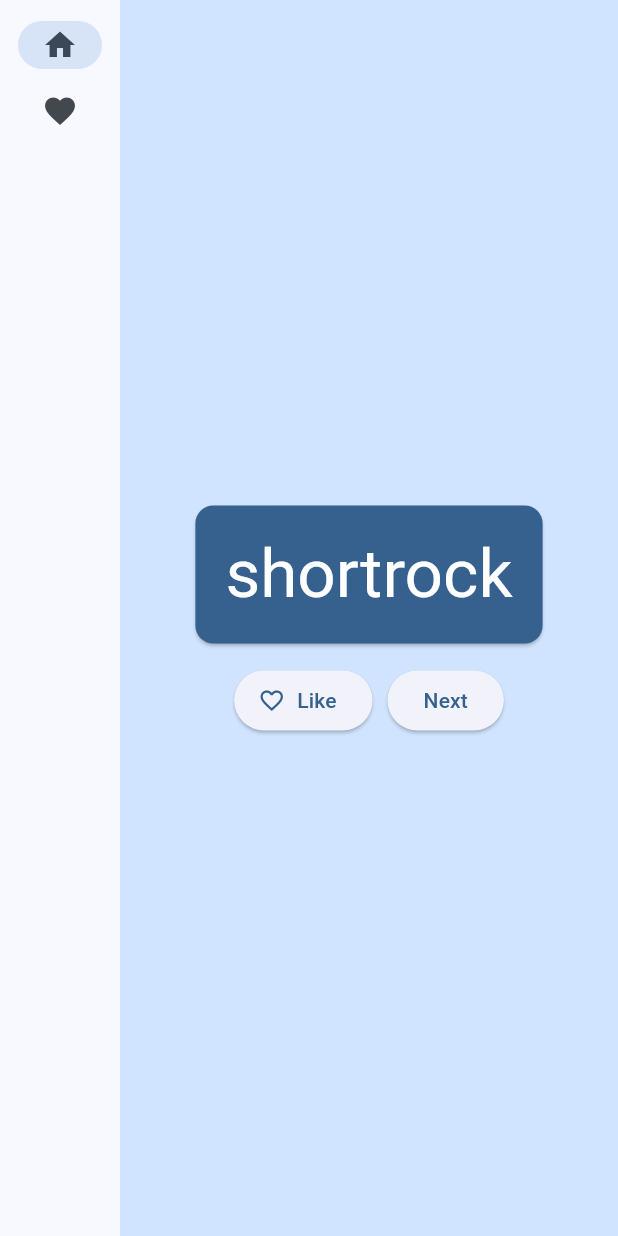
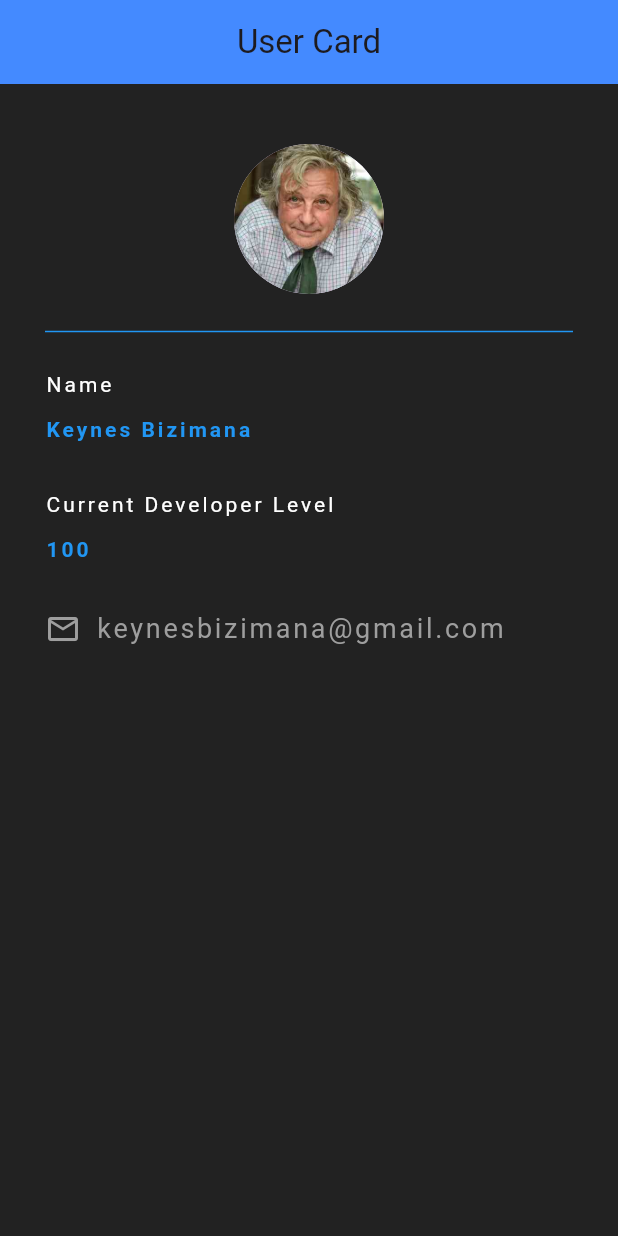
Before and after one commit to 23nosurrend/flutter_app, a Flutter app: the screen it shows after launch, on a phone screen of 412 x 824 dp. Run offline on Flutter 3.47's test engine with Material 3 defaults, Android fonts, the phone set to English and light mode, and no system bars.

Commit message:
ft (flutter card):added flutter card

```diff
--- a/lib/main.dart
+++ b/lib/main.dart
@@ -1,214 +1,96 @@
-import 'package:english_words/english_words.dart';
 import 'package:flutter/material.dart';
-import 'package:flutter/rendering.dart';
-import 'package:provider/provider.dart';
 
 void main() {
-  runApp(MyApp());
+  runApp(MaterialApp(
+    home:userCard()
+  ));
 }
 
-class MyApp extends StatelessWidget {
-  const MyApp({super.key});
+class userCard extends StatelessWidget {
+
 
   @override
   Widget build(BuildContext context) {
-    return ChangeNotifierProvider(
-      create: (context) => MyAppState(),
-      child: MaterialApp(
-        title: 'Namer App',
-        theme: ThemeData(
-          useMaterial3: true,
-          colorScheme: ColorScheme.fromSeed(seedColor: Colors.blue),
+    return  Scaffold(
+      backgroundColor: Colors.black87,
+      appBar: AppBar(
+        title:Text("User Card"),
+        centerTitle: true,
+        backgroundColor: Colors.blueAccent,
+        elevation: 0.0,
+      ),
+      body: Padding(
+        padding: EdgeInsets.fromLTRB(30.0, 40.0, 30.0, 0.0),
+        child: Column(
+          crossAxisAlignment: CrossAxisAlignment.start,
+
+          children: [
+            Center(
+              child: CircleAvatar(
+                backgroundImage: AssetImage('assets/image3.jpg'),
+                radius: 50,
+              ),
+            ),
+            Divider(
+              height: 50.0,
+              color: Colors.blue,
+
+            ),
+            Text(
+              "Name",
+              style: TextStyle(
+                color: Colors.white,
+                letterSpacing: 2.0,
+              ),
+            ),
+            SizedBox(height: 10.0),
+             Text(
+              "Keynes Bizimana",
+              style: TextStyle(
+                color: Colors.blue,
+                letterSpacing: 2.0,
+                fontWeight:FontWeight.bold
+              ),
+            ),
+             SizedBox(height: 30.0),
+             Text(
+              "Current Developer Level",
+              style: TextStyle(
+                color: Colors.white,
+                letterSpacing: 2.0,
+              ),
+            ),
+            SizedBox(height: 10.0),
+            Text(
+              "100",
+              style: TextStyle(
+                  color: Colors.blue,
+                  letterSpacing: 2.0,
+                  fontWeight: FontWeight.bold),
+            ),
+            SizedBox(height: 30.0),
+            Row(
+              children: [
+                Icon(
+                  Icons.email_outlined,
+                  color:Colors.grey
+                ),
+                SizedBox(width:10.0),
+                Text(
+                  "keynesbizimana@gmail.com",
+                  style: TextStyle(color:Colors.grey,fontSize: 18,letterSpacing: 1.8),
+                ),
+
+
+              ],
+            )
+          ],
         ),
-        home: MyHomePage(),
-      ),
+
+
+        ),
+
+
     );
   }
 }
-
-class MyAppState extends ChangeNotifier {
-  var current = WordPair.random();
-  void getNext() {
-    current = WordPair.random();
-    notifyListeners();
-  }
-
-  var favorites = <WordPair>[];
-
-  void toggleFavorite() {
-    if (favorites.contains(current)) {
-      favorites.remove(current);
-    } else {
-      favorites.add(current);
-    }
-    notifyListeners();
-  }
-}
-
-// ...
-
-class MyHomePage extends StatefulWidget {
-  @override
-  State<MyHomePage> createState() => _MyHomePageState();
-}
-
-// ...
-
-class _MyHomePageState extends State<MyHomePage> {
-  var selectedIndex = 0;
-
-  @override
-  Widget build(BuildContext context) {
-    Widget page;
-    switch (selectedIndex) {
-      case 0:
-        page = GeneratorPage();
-        break;
-      case 1:
-        page = FavoritesPage();
-        break;
-      default:
-        throw UnimplementedError('no widget for $selectedIndex');
-    }
-
-    return LayoutBuilder(builder: (context, Constraints) {
-      return Scaffold(
-        body: Row(
-          children: [
-            SafeArea(
-              child: NavigationRail(
-                extended: Constraints.maxWidth >= 600,
-                destinations: [
-                  NavigationRailDestination(
-                    icon: Icon(Icons.home),
-                    label: Text('Home'),
-                  ),
-                  NavigationRailDestination(
-                    icon: Icon(Icons.favorite),
-                    label: Text('Favorites'),
-                  ),
-                ],
-                selectedIndex: selectedIndex,
-                onDestinationSelected: (value) {
-                  setState(() {
-                    selectedIndex = value;
-                  });
-                },
-              ),
-            ),
-            Expanded(
-              child: Container(
-                color: Theme.of(context).colorScheme.primaryContainer,
-                child: page, // ← Here.
-              ),
-            ),
-          ],
-        ),
-      );
-    });
-  }
-}
-
-// ...
-// ...
-
-class FavoritesPage extends StatelessWidget {
-  @override
-  Widget build(BuildContext context) {
-    var appState = context.watch<MyAppState>();
-
-    if (appState.favorites.isEmpty) {
-      return Center(
-        child: Text('No favorites yet.'),
-      );
-    }
-
-    return ListView(
-      children: [
-        Padding(
-          padding: const EdgeInsets.all(20),
-          child: Text('You have '
-              '${appState.favorites.length} favorites:'),
-        ),
-        for (var pair in appState.favorites)
-          ListTile(
-            leading: Icon(Icons.favorite),
-            title: Text(pair.asLowerCase),
-          ),
-      ],
-    );
-  }
-}
-
-class GeneratorPage extends StatelessWidget {
-  @override
-  Widget build(BuildContext context) {
-    var appState = context.watch<MyAppState>();
-    var pair = appState.current;
-
-    IconData icon;
-    if (appState.favorites.contains(pair)) {
-      icon = Icons.favorite;
-    } else {
-      icon = Icons.favorite_border;
-    }
-
-    return Center(
-      child: Column(
-        mainAxisAlignment: MainAxisAlignment.center,
-        children: [
-          BigCard(pair: pair),
-          SizedBox(height: 10),
-          Row(
-            mainAxisSize: MainAxisSize.min,
-            children: [
-              ElevatedButton.icon(
-                onPressed: () {
-                  appState.toggleFavorite();
-                },
-                icon: Icon(icon),
-                label: Text('Like'),
-              ),
-              SizedBox(width: 10),
-              ElevatedButton(
-                onPressed: () {
-                  appState.getNext();
-                },
-                child: Text('Next'),
-              ),
-            ],
-          ),
-        ],
-      ),
-    );
-  }
-}
-
-// ...
-class BigCard extends StatelessWidget {
-  const BigCard({
-    super.key,
-    required this.pair,
-  });
-
-  final WordPair pair;
-
-  @override
-  Widget build(BuildContext context) {
-    final theme = Theme.of(context);
-    final style = theme.textTheme.displayMedium!.copyWith(
-      color: theme.colorScheme.onPrimary,
-    );
-    return Card(
-      color: theme.colorScheme.primary,
-      child: Padding(
-        padding: const EdgeInsets.all(20),
-        child: Text(
-          pair.asLowerCase,
-          style: style,
-          semanticsLabel: "${pair.first} ${pair.second}",
-        ),
-      ),
-    );
-  }
-}
```
Also changed, not shown: fonts/googleFonts/OFL.txt (added, +93 -0 lines), pubspec.yaml (+8 -1 lines), assets/cartoon.png (added), assets/image3.jpg (added), fonts/googleFonts/NewAmsterdam-Regular.ttf (added), 1 other file.
